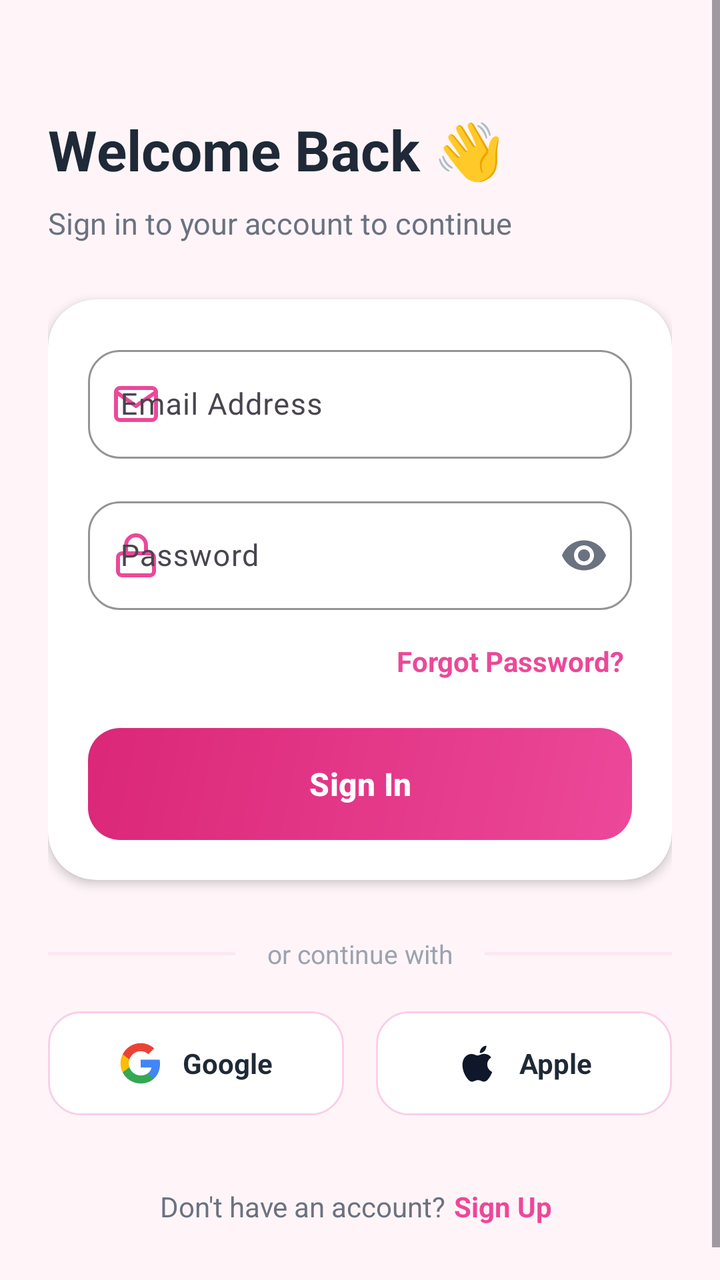
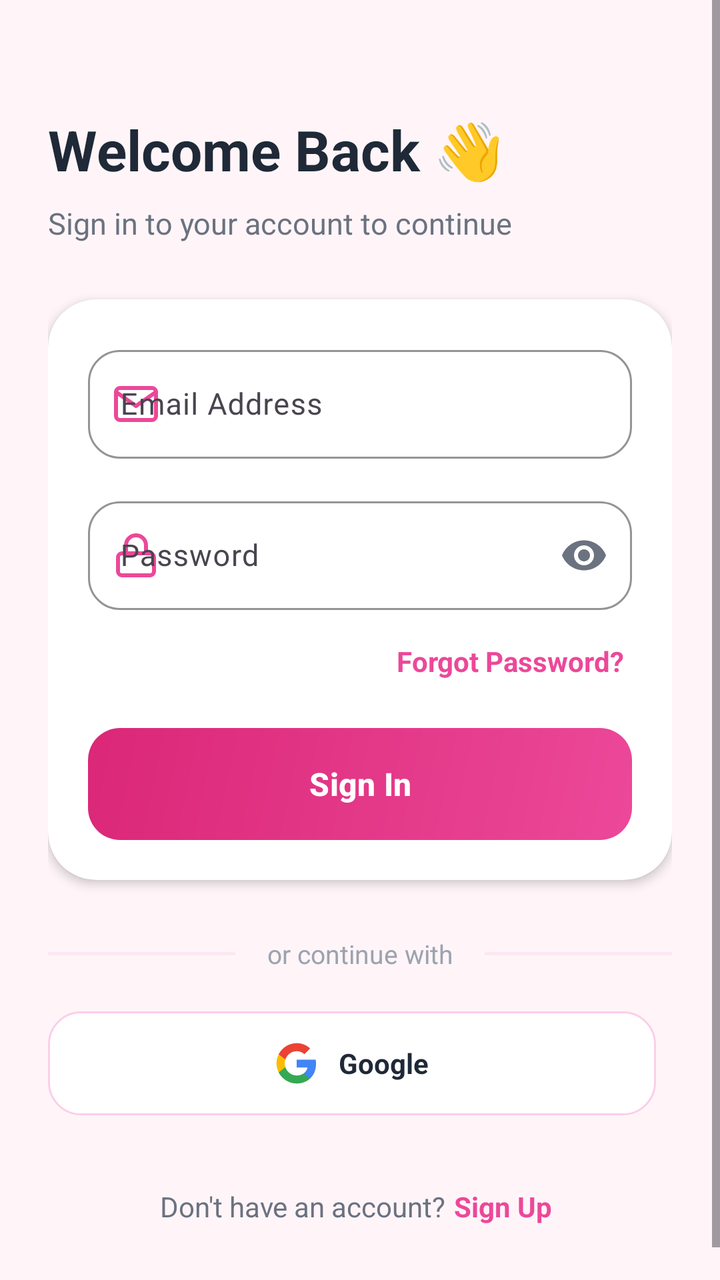

The first picture is an Android layout as it rendered before a commit; the second is the same layout after the commit. The layout source and the unified diff follow.
<!-- AndroidManifest.xml: application theme Theme.DialaApp2 -->
<!-- res/layout/activity_sign_in.xml -->
<?xml version="1.0" encoding="utf-8"?>
<ScrollView xmlns:android="http://schemas.android.com/apk/res/android"
    xmlns:app="http://schemas.android.com/apk/res-auto"
    xmlns:tools="http://schemas.android.com/tools"
    android:id="@+id/main"
    android:layout_width="match_parent"
    android:layout_height="match_parent"
    android:background="@color/bg_light"
    android:fillViewport="true"
    tools:context=".viewPkg.SignInActivity">


    <androidx.constraintlayout.widget.ConstraintLayout
        android:layout_width="match_parent"
        android:layout_height="wrap_content"
        android:padding="24dp">

        
        <LinearLayout
            android:id="@+id/headerLayout"
            android:layout_width="match_parent"
            android:layout_height="wrap_content"
            android:layout_marginTop="32dp"
            android:orientation="vertical"
            app:layout_constraintEnd_toEndOf="parent"
            app:layout_constraintStart_toStartOf="parent"
            app:layout_constraintTop_toTopOf="parent">

            <TextView
                android:layout_width="wrap_content"
                android:layout_height="wrap_content"
                android:text="@string/welcome_back"
                android:textColor="@color/text_primary"
                android:textSize="28sp"
                android:textStyle="bold" />

            <TextView
                android:layout_width="wrap_content"
                android:layout_height="wrap_content"
                android:layout_marginTop="8dp"
                android:text="@string/sign_in_subtitle"
                android:textColor="@color/text_secondary"
                android:textSize="15sp" />
        </LinearLayout>

        
        <androidx.cardview.widget.CardView
            android:id="@+id/cardForm"
            android:layout_width="match_parent"
            android:layout_height="wrap_content"
            android:layout_marginTop="28dp"
            app:cardBackgroundColor="@color/card_bg"
            app:cardCornerRadius="24dp"
            app:cardElevation="3dp"
            app:cardMaxElevation="6dp"
            app:layout_constraintEnd_toEndOf="parent"
            app:layout_constraintStart_toStartOf="parent"
            app:layout_constraintTop_toBottomOf="@id/headerLayout">

            <LinearLayout
                android:layout_width="match_parent"
                android:layout_height="wrap_content"
                android:orientation="vertical"
                android:padding="20dp">

                
                <com.google.android.material.textfield.TextInputLayout
                    android:id="@+id/tilEmail"
                    style="@style/Widget.Material3.TextInputLayout.OutlinedBox"
                    android:layout_width="match_parent"
                    android:layout_height="wrap_content"
                    android:hint="@string/hint_email"
                    app:boxCornerRadiusBottomEnd="16dp"
                    app:boxCornerRadiusBottomStart="16dp"
                    app:boxCornerRadiusTopEnd="16dp"
                    app:boxCornerRadiusTopStart="16dp"
                    app:boxStrokeColor="@color/primary"
                    app:hintTextColor="@color/primary"
                    app:startIconDrawable="@drawable/ic_email"
                    app:startIconTint="@color/primary">

                    <com.google.android.material.textfield.TextInputEditText
                        android:id="@+id/etEmail"
                        android:layout_width="match_parent"
                        android:layout_height="wrap_content"
                        android:inputType="textEmailAddress"
                        android:textColor="@color/text_primary"
                        android:textSize="15sp" />
                </com.google.android.material.textfield.TextInputLayout>

                
                <com.google.android.material.textfield.TextInputLayout
                    android:id="@+id/tilPassword"
                    style="@style/Widget.Material3.TextInputLayout.OutlinedBox"
                    android:layout_width="match_parent"
                    android:layout_height="wrap_content"
                    android:layout_marginTop="16dp"
                    android:hint="@string/hint_password"
                    app:boxCornerRadiusBottomEnd="16dp"
                    app:boxCornerRadiusBottomStart="16dp"
                    app:boxCornerRadiusTopEnd="16dp"
                    app:boxCornerRadiusTopStart="16dp"
                    app:boxStrokeColor="@color/primary"
                    app:endIconMode="password_toggle"
                    app:endIconTint="@color/text_secondary"
                    app:hintTextColor="@color/primary"
                    app:startIconDrawable="@drawable/ic_lock"
                    app:startIconTint="@color/primary">

                    <com.google.android.material.textfield.TextInputEditText
                        android:id="@+id/etPassword"
                        android:layout_width="match_parent"
                        android:layout_height="wrap_content"
                        android:inputType="textPassword"
                        android:textColor="@color/text_primary"
                        android:textSize="15sp" />
                </com.google.android.material.textfield.TextInputLayout>

                
                <TextView
                    android:id="@+id/tvForgotPassword"
                    android:layout_width="wrap_content"
                    android:layout_height="wrap_content"
                    android:layout_gravity="end"
                    android:layout_marginTop="12dp"
                    android:background="?attr/selectableItemBackgroundBorderless"
                    android:clickable="true"
                    android:focusable="true"
                    android:padding="4dp"
                    android:text="@string/forgot_password"
                    android:textColor="@color/primary"
                    android:textSize="14sp"
                    android:textStyle="bold" />

                
                <com.google.android.material.button.MaterialButton
                    android:id="@+id/btnSignIn"
                    android:layout_width="match_parent"
                    android:layout_height="56dp"
                    android:layout_marginTop="20dp"
                    android:background="@drawable/bg_primary_button"
                    android:text="@string/sign_in"
                    android:textAllCaps="false"
                    android:textColor="@color/white"
                    android:textSize="16sp"
                    android:textStyle="bold"
                    app:backgroundTint="@null"
                    app:cornerRadius="16dp" />

            </LinearLayout>
        </androidx.cardview.widget.CardView>

        
        <LinearLayout
            android:id="@+id/dividerLayout"
            android:layout_width="match_parent"
            android:layout_height="wrap_content"
            android:layout_marginTop="28dp"
            android:gravity="center_vertical"
            android:orientation="horizontal"
            app:layout_constraintEnd_toEndOf="parent"
            app:layout_constraintStart_toStartOf="parent"
            app:layout_constraintTop_toBottomOf="@id/cardForm">

            <View
                android:layout_width="0dp"
                android:layout_height="1.5dp"
                android:layout_weight="1"
                android:background="@color/divider_color" />

            <TextView
                android:layout_width="wrap_content"
                android:layout_height="wrap_content"
                android:paddingStart="16dp"
                android:paddingEnd="16dp"
                android:text="@string/or_continue_with"
                android:textColor="@color/text_muted"
                android:textSize="13sp" />

            <View
                android:layout_width="0dp"
                android:layout_height="1.5dp"
                android:layout_weight="1"
                android:background="@color/divider_color" />
        </LinearLayout>

        
        <LinearLayout
            android:id="@+id/socialLayout"
            android:layout_width="match_parent"
            android:layout_height="wrap_content"
            android:layout_marginTop="20dp"
            android:baselineAligned="false"
            android:orientation="horizontal"
            app:layout_constraintEnd_toEndOf="parent"
            app:layout_constraintStart_toStartOf="parent"
            app:layout_constraintTop_toBottomOf="@id/dividerLayout">

            
            <LinearLayout
                android:id="@+id/btnGoogle"
                android:layout_width="0dp"
                android:layout_height="52dp"
                android:layout_marginEnd="8dp"
                android:layout_weight="1"
                android:background="@drawable/bg_social_button"
                android:clickable="true"
                android:focusable="true"
                android:gravity="center"
                android:orientation="horizontal"
                android:paddingStart="12dp"
                android:paddingEnd="12dp">

                <ImageView
                    android:layout_width="22dp"
                    android:layout_height="22dp"
                    android:contentDescription="@string/desc_google_sign_in"
                    android:src="@drawable/ic_google" />

                <TextView
                    android:layout_width="wrap_content"
                    android:layout_height="wrap_content"
                    android:layout_marginStart="10dp"
                    android:text="@string/google"
                    android:textColor="@color/text_primary"
                    android:textSize="14sp"
                    android:textStyle="bold" />
            </LinearLayout>

            
            <LinearLayout
                android:id="@+id/btnApple"
                android:layout_width="0dp"
                android:layout_height="52dp"
                android:layout_marginStart="8dp"
                android:layout_weight="1"
                android:background="@drawable/bg_social_button"
                android:clickable="true"
                android:focusable="true"
                android:gravity="center"
                android:orientation="horizontal"
                android:paddingStart="12dp"
                android:paddingEnd="12dp">

                <ImageView
                    android:layout_width="22dp"
                    android:layout_height="22dp"
                    android:contentDescription="@string/desc_apple_sign_in"
                    android:src="@drawable/ic_apple" />

                <TextView
                    android:layout_width="wrap_content"
                    android:layout_height="wrap_content"
                    android:layout_marginStart="10dp"
                    android:text="@string/apple"
                    android:textColor="@color/text_primary"
                    android:textSize="14sp"
                    android:textStyle="bold" />
            </LinearLayout>

        </LinearLayout>

        
        <LinearLayout
            android:id="@+id/footerLayout"
            android:layout_width="wrap_content"
            android:layout_height="wrap_content"
            android:layout_marginTop="32dp"
            android:layout_marginBottom="16dp"
            android:gravity="center"
            android:orientation="horizontal"
            app:layout_constraintBottom_toBottomOf="parent"
            app:layout_constraintEnd_toEndOf="parent"
            app:layout_constraintStart_toStartOf="parent"
            app:layout_constraintTop_toBottomOf="@id/socialLayout"
            app:layout_constraintVertical_bias="1.0">

            <TextView
                android:layout_width="wrap_content"
                android:layout_height="wrap_content"
                android:text="@string/dont_have_account"
                android:textColor="@color/text_secondary"
                android:textSize="14sp" />

            <TextView
                android:id="@+id/tvSignUp"
                android:layout_width="wrap_content"
                android:layout_height="wrap_content"
                android:background="?attr/selectableItemBackgroundBorderless"
                android:clickable="true"
                android:focusable="true"
                android:padding="4dp"
                android:text="@string/sign_up"
                android:textColor="@color/primary"
                android:textSize="14sp"
                android:textStyle="bold" />
        </LinearLayout>

    </androidx.constraintlayout.widget.ConstraintLayout>

</ScrollView>
<!-- resources referenced by this layout -->
<resources>
  <color name="bg_light">#FFF5F8</color>
  <color name="card_bg">#FFFFFF</color>
  <color name="divider_color">#FCE7F3</color>
  <color name="primary">#EC4899</color>
  <color name="text_muted">#9CA3AF</color>
  <color name="text_primary">#1F2937</color>
  <color name="text_secondary">#6B7280</color>
  <color name="white">#FFFFFFFF</color>
  <!-- drawable bg_primary_button (drawable) -->
  <?xml version="1.0" encoding="utf-8"?>
  <ripple xmlns:android="http://schemas.android.com/apk/res/android"
      android:color="#33FFFFFF">
      <item>
          <shape android:shape="rectangle">
              <gradient
                  android:angle="135"
                  android:endColor="@color/primary_dark"
                  android:startColor="@color/primary" />
              <corners android:radius="16dp" />
          </shape>
      </item>
  </ripple>
  <!-- drawable bg_social_button (drawable) -->
  <?xml version="1.0" encoding="utf-8"?>
  <ripple xmlns:android="http://schemas.android.com/apk/res/android"
      android:color="#1A000000">
      <item>
          <shape android:shape="rectangle">
              <solid android:color="@color/card_bg" />
              <stroke
                  android:width="1dp"
                  android:color="@color/social_btn_border" />
              <corners android:radius="16dp" />
          </shape>
      </item>
  </ripple>
  <!-- drawable ic_apple (drawable) -->
  <vector xmlns:android="http://schemas.android.com/apk/res/android"
      android:width="24dp"
      android:height="24dp"
      android:viewportWidth="24"
      android:viewportHeight="24">
      <path
          android:fillColor="#0F172A"
          android:pathData="M18.71,19.5c-0.83,1.24 -1.71,2.45 -3.05,2.47 -1.34,0.03 -1.77,-0.79 -3.29,-0.79 -1.53,0 -2,0.77 -3.27,0.82 -1.31,0.05 -2.3,-1.32 -3.14,-2.53C4.25,17 2.94,12.45 4.7,9.39c0.87,-1.52 2.43,-2.48 4.12,-2.51 1.28,-0.02 2.5,0.87 3.29,0.87 0.78,0 2.26,-1.07 3.81,-0.91 0.65,0.03 2.47,0.26 3.64,1.98 -0.09,0.06 -2.17,1.28 -2.15,3.81 0.03,3.02 2.65,4.03 2.68,4.04 -0.03,0.07 -0.42,1.44 -1.38,2.83M15.97,5.17c0.61,-0.74 1.02,-1.77 0.91,-2.8 -0.88,0.04 -1.95,0.59 -2.58,1.32 -0.56,0.65 -1.05,1.7 -0.92,2.71 0.99,0.08 1.98,-0.49 2.59,-1.23z" />
  </vector>
  <!-- drawable ic_email (drawable) -->
  <vector xmlns:android="http://schemas.android.com/apk/res/android"
      android:width="24dp"
      android:height="24dp"
      android:viewportWidth="24"
      android:viewportHeight="24">
      <path
          android:fillColor="#00000000"
          android:pathData="M22,6C22,4.9 21.1,4 20,4H4C2.9,4 2,4.9 2,6V18C2,19.1 2.9,20 4,20H20C21.1,20 22,19.1 22,18V6Z"
          android:strokeColor="#64748B"
          android:strokeWidth="2"
          android:strokeLineCap="round"
          android:strokeLineJoin="round" />
      <path
          android:fillColor="#00000000"
          android:pathData="M22,6L12,13L2,6"
          android:strokeColor="#64748B"
          android:strokeWidth="2"
          android:strokeLineCap="round"
          android:strokeLineJoin="round" />
  </vector>
  <string name="apple">Apple</string>
  <string name="desc_apple_sign_in">Apple Sign In</string>
  <string name="desc_google_sign_in">Google Sign In</string>
  <string name="dont_have_account">Don\'t have an account? </string>
  <string name="forgot_password">Forgot Password?</string>
  <string name="google">Google</string>
  <string name="hint_email">Email Address</string>
  <string name="hint_password">Password</string>
  <string name="or_continue_with">or continue with</string>
  <string name="sign_in">Sign In</string>
  <string name="sign_in_subtitle">Sign in to your account to continue</string>
  <string name="sign_up">Sign Up</string>
  <string name="welcome_back">Welcome Back 👋</string>
  <style name="Theme.DialaApp2" parent="Base.Theme.DialaApp2" />
  <color name="primary_dark">#DB2777</color>
  <color name="social_btn_border">#FBCFE8</color>
  <style name="Base.Theme.DialaApp2" parent="Theme.Material3.DayNight.NoActionBar">
          
          
      </style>
  <!-- unchanged entries left out for length: 2 -->
</resources>

<!-- the commit's change to res/layout/activity_sign_in.xml (unified diff, before → after) -->
@@ -228,35 +228,6 @@
             </LinearLayout>
 
             
-            <LinearLayout
-                android:id="@+id/btnApple"
-                android:layout_width="0dp"
-                android:layout_height="52dp"
-                android:layout_marginStart="8dp"
-                android:layout_weight="1"
-                android:background="@drawable/bg_social_button"
-                android:clickable="true"
-                android:focusable="true"
-                android:gravity="center"
-                android:orientation="horizontal"
-                android:paddingStart="12dp"
-                android:paddingEnd="12dp">
-
-                <ImageView
-                    android:layout_width="22dp"
-                    android:layout_height="22dp"
-                    android:contentDescription="@string/desc_apple_sign_in"
-                    android:src="@drawable/ic_apple" />
-
-                <TextView
-                    android:layout_width="wrap_content"
-                    android:layout_height="wrap_content"
-                    android:layout_marginStart="10dp"
-                    android:text="@string/apple"
-                    android:textColor="@color/text_primary"
-                    android:textSize="14sp"
-                    android:textStyle="bold" />
-            </LinearLayout>
 
         </LinearLayout>
 
<!-- resource entries referenced after the edit -->
@@ -36,16 +36,6 @@
           </shape>
       </item>
   </ripple>
-  <!-- drawable ic_apple (drawable) -->
-  <vector xmlns:android="http://schemas.android.com/apk/res/android"
-      android:width="24dp"
-      android:height="24dp"
-      android:viewportWidth="24"
-      android:viewportHeight="24">
-      <path
-          android:fillColor="#0F172A"
-          android:pathData="M18.71,19.5c-0.83,1.24 -1.71,2.45 -3.05,2.47 -1.34,0.03 -1.77,-0.79 -3.29,-0.79 -1.53,0 -2,0.77 -3.27,0.82 -1.31,0.05 -2.3,-1.32 -3.14,-2.53C4.25,17 2.94,12.45 4.7,9.39c0.87,-1.52 2.43,-2.48 4.12,-2.51 1.28,-0.02 2.5,0.87 3.29,0.87 0.78,0 2.26,-1.07 3.81,-0.91 0.65,0.03 2.47,0.26 3.64,1.98 -0.09,0.06 -2.17,1.28 -2.15,3.81 0.03,3.02 2.65,4.03 2.68,4.04 -0.03,0.07 -0.42,1.44 -1.38,2.83M15.97,5.17c0.61,-0.74 1.02,-1.77 0.91,-2.8 -0.88,0.04 -1.95,0.59 -2.58,1.32 -0.56,0.65 -1.05,1.7 -0.92,2.71 0.99,0.08 1.98,-0.49 2.59,-1.23z" />
-  </vector>
   <!-- drawable ic_email (drawable) -->
   <vector xmlns:android="http://schemas.android.com/apk/res/android"
       android:width="24dp"
@@ -67,8 +57,6 @@
           android:strokeLineCap="round"
           android:strokeLineJoin="round" />
   </vector>
-  <string name="apple">Apple</string>
-  <string name="desc_apple_sign_in">Apple Sign In</string>
   <string name="desc_google_sign_in">Google Sign In</string>
   <string name="dont_have_account">Don\'t have an account? </string>
   <string name="forgot_password">Forgot Password?</string>
